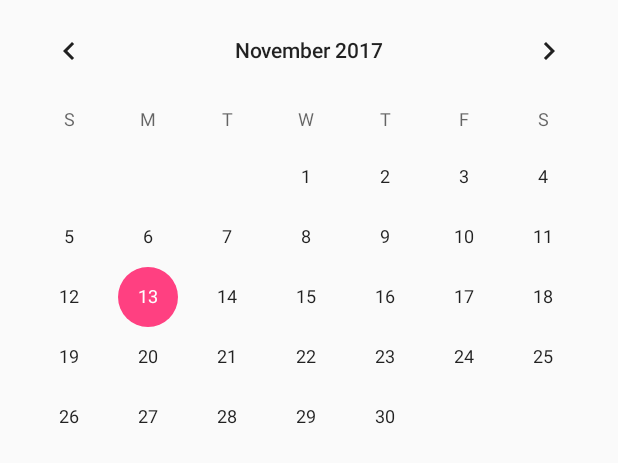
After one commit to jonnyf89/CreateAccountScreen, an Android app: the layout calendar_view.xml on its own in the app's theme, with its tools: preview values and no code run, on a phone screen of 412 x 824 dp. The commit adds this screen. Shown: the top 463 px of the screen. Run offline under Robolectric (Android 15) with nearby library versions, the phone set to English and light mode, and no system bars.

Commit message:
some updates to classes and doc

```diff
--- a/app/src/main/java/com/ditkevinstreet/createaccountscreen/UserInfo.java
+++ b/app/src/main/java/com/ditkevinstreet/createaccountscreen/UserInfo.java
@@ -121,7 +121,7 @@ public class UserInfo extends AppCompatActivity {
         mDone.setOnClickListener(new View.OnClickListener() {
             @Override
             public void onClick(View view) {
-                Log.d(TAG, "onClick: Done pressed");
+                Log.d(TAG, "onClick: Done pressed");//**************Dont declare these Strings here, put them up above and add them to the entity diagram
                 String firstName = mFirstName.getText().toString();
                 String lastName = mLastName.getText().toString();
                 String nickname = mNickname.getText().toString();
--- /dev/null
+++ b/app/src/main/res/layout/calendar_view.xml
@@ -0,0 +1,11 @@
+<?xml version="1.0" encoding="utf-8"?>
+<LinearLayout
+    xmlns:android="http://schemas.android.com/apk/res/android" android:layout_width="match_parent"
+    android:layout_height="match_parent">
+
+    <CalendarView
+        android:id="@+id/calendarView"
+        android:layout_width="wrap_content"
+        android:layout_height="wrap_content"
+        android:layout_weight="1" />
+</LinearLayout>
```
Also changed, not shown: app/src/main/java/com/ditkevinstreet/createaccountscreen/AddChildScreenSimplified.java (+4 -3 lines), app/src/main/java/com/ditkevinstreet/createaccountscreen/CalendarTest.java (added, +8 -0 lines), app/src/main/java/com/ditkevinstreet/createaccountscreen/MainActivity.java (+9 -4 lines), app/src/main/java/com/ditkevinstreet/createaccountscreen/UserInformation.java (+6 -4 lines), 2 other files.
